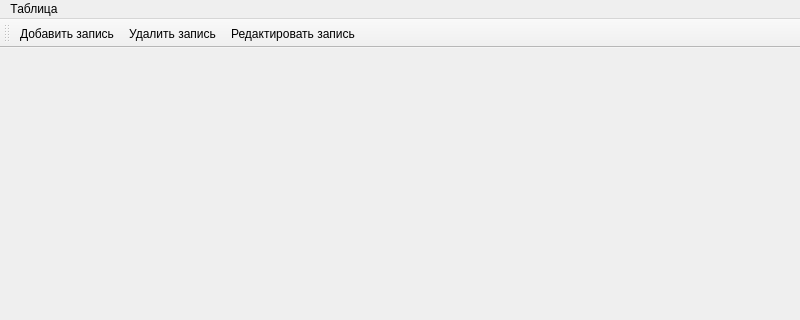
This is tablitsa.ui in Raykrad/KursovoySVP as Qt 5 draws it before an edit; both pictures show x 0 to 800 and y 0 to 320 of the 800 by 600 pixel window. The edited form follows.
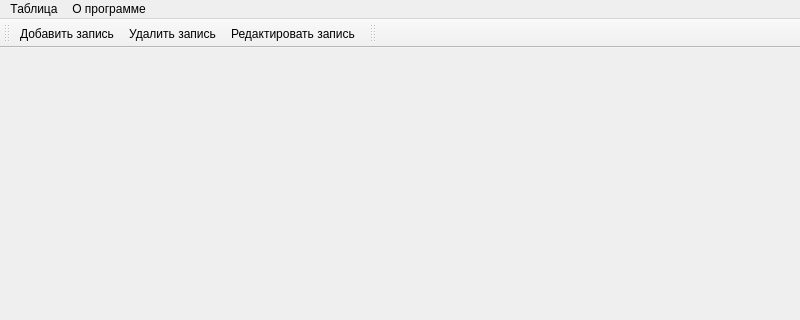
This is the edited form. Icons and pictures are not drawn.

Diff of the .ui file:
```diff
--- a/tablitsa.ui
+++ b/tablitsa.ui
@@ -46,7 +46,28 @@
     <addaction name="delButton"/>
     <addaction name="editButton"/>
    </widget>
+   <widget class="QMenu" name="menu_2">
+    <property name="title">
+     <string>О программе</string>
+    </property>
+    <addaction name="separator"/>
+    <addaction name="actionGithub"/>
+    <addaction name="gorit"/>
+   </widget>
    <addaction name="menu"/>
+   <addaction name="menu_2"/>
+  </widget>
+  <widget class="QStatusBar" name="statusbar"/>
+  <widget class="QToolBar" name="toolBar_2">
+   <property name="windowTitle">
+    <string>toolBar_2</string>
+   </property>
+   <attribute name="toolBarArea">
+    <enum>TopToolBarArea</enum>
+   </attribute>
+   <attribute name="toolBarBreak">
+    <bool>false</bool>
+   </attribute>
   </widget>
   <action name="addButton">
    <property name="icon">
```
Left out of the diff: 25 changed lines with no effect on the pictures.
